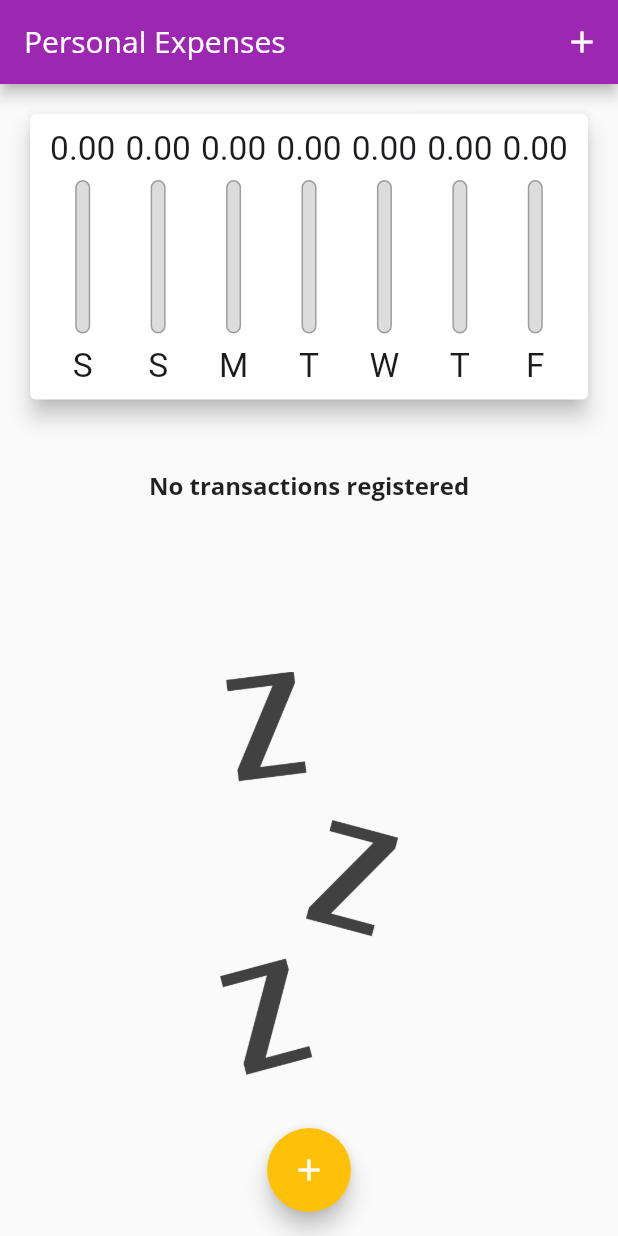
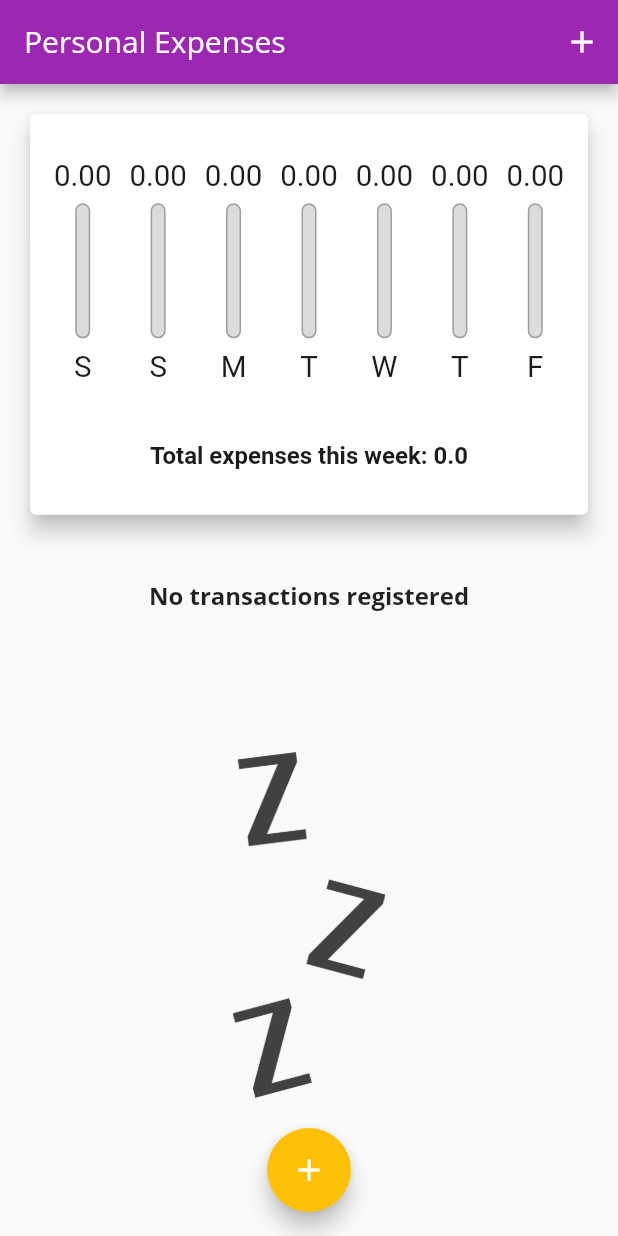
Before and after one commit to ArianeBeltrao/personal-expenses, a Flutter app: the screen it shows after launch, on a phone screen of 412 x 824 dp. Run offline on Flutter 3.47's test engine with Material 3 defaults, Android fonts, the phone set to English and light mode, and no system bars.

Commit message:
feat: added the weekly total expenses text

```diff
--- a/lib/components/chart.dart
+++ b/lib/components/chart.dart
@@ -48,6 +48,11 @@ class Chart extends StatelessWidget {
       margin: EdgeInsets.all(20),
       child: Padding(
         padding: const EdgeInsets.all(10.0),
+        child: Column(
+          mainAxisAlignment: MainAxisAlignment.spaceAround,
+          children: [
+            SizedBox(
+              height: 150,
               child: Row(
                 mainAxisAlignment: MainAxisAlignment.spaceAround,
                 children:
@@ -66,6 +71,18 @@ class Chart extends StatelessWidget {
                     }).toList(),
               ),
             ),
+            Row(
+              mainAxisAlignment: MainAxisAlignment.center,
+              children: [
+                Text(
+                  "Total expenses this week: $_weekTotalValue",
+                  style: TextStyle(fontSize: 16, fontWeight: FontWeight.bold),
+                ),
+              ],
+            ),
+          ],
+        ),
+      ),
     );
   }
 }
--- a/lib/main.dart
+++ b/lib/main.dart
@@ -135,12 +135,12 @@ class _MyHomePageState extends State<MyHomePage> {
           children: <Widget>[
             if (_showChart || !isLandscape)
               Container(
-                height: availableHeight * (isLandscape ? 0.7 : 0.3),
+                height: availableHeight * (isLandscape ? 0.7 : 0.4),
                 child: Chart(_recentTransactions),
               ),
             if (!_showChart || !isLandscape)
               Container(
-                height: availableHeight * 0.7,
+                height: availableHeight * 0.6,
                 child: TransactionList(_transactions, _removeTransaction),
               ),
           ],
```
Lines whose indentation alone changed are shown as unchanged.
